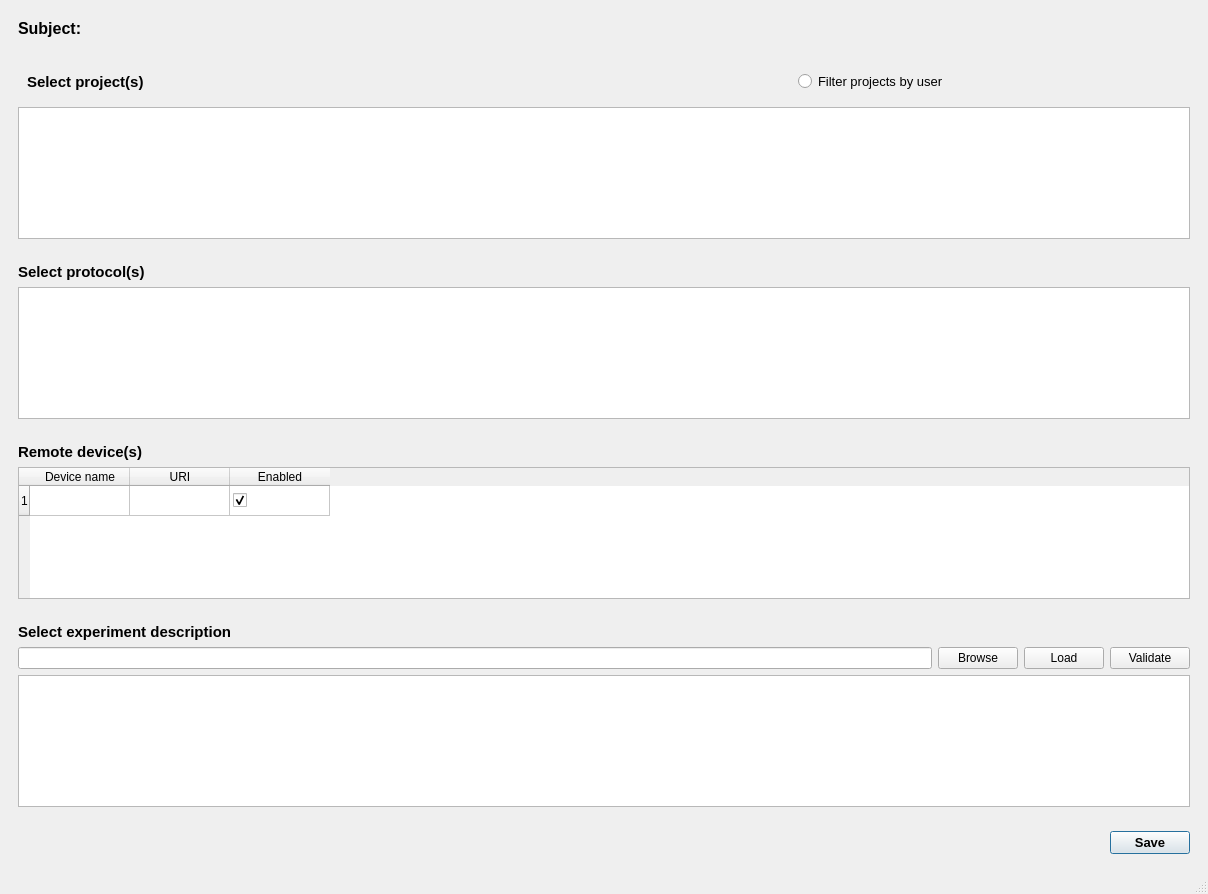
This is deploy/project_procedure_gui/project_protocol_form.ui in int-brain-lab/iblscripts as Qt 5 draws it before an edit. The edited form follows.
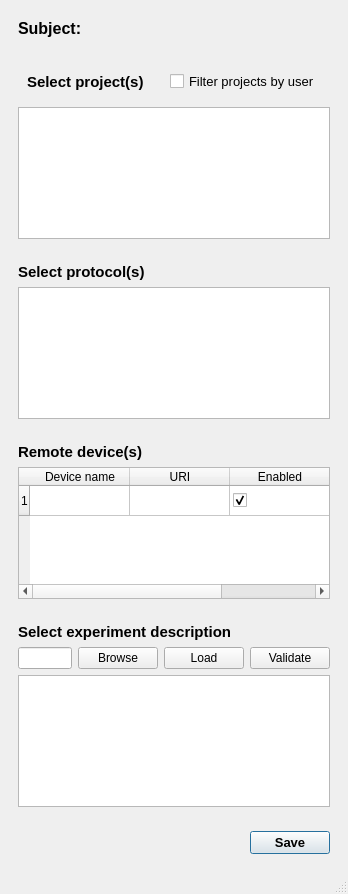
This is the edited form.

Commit message: Check boxes modify description

Patch:
```diff
--- a/deploy/project_procedure_gui/project_protocol_form.ui
+++ b/deploy/project_procedure_gui/project_protocol_form.ui
@@ -6,7 +6,7 @@
    <rect>
     <x>0</x>
     <y>0</y>
-    <width>1208</width>
+    <width>348</width>
     <height>894</height>
    </rect>
   </property>
@@ -65,7 +65,7 @@
       <layout class="QVBoxLayout" name="verticalLayout_2">
        <item>
         <widget class="QWidget" name="widget_5" native="true">
-         <layout class="QHBoxLayout" name="horizontalLayout_3" stretch="2,1">
+         <layout class="QHBoxLayout" name="horizontalLayout_3" stretch="2,0">
           <item>
            <widget class="QLabel" name="label">
             <property name="font">
@@ -81,7 +81,7 @@
            </widget>
           </item>
           <item>
-           <widget class="QRadioButton" name="filterprojectButton">
+           <widget class="QCheckBox" name="filterprojectButton">
             <property name="font">
              <font>
               <pointsize>10</pointsize>
```
Left out of the diff: 2 changed lines with no effect on the pictures. The commit also changes 3 other files.
